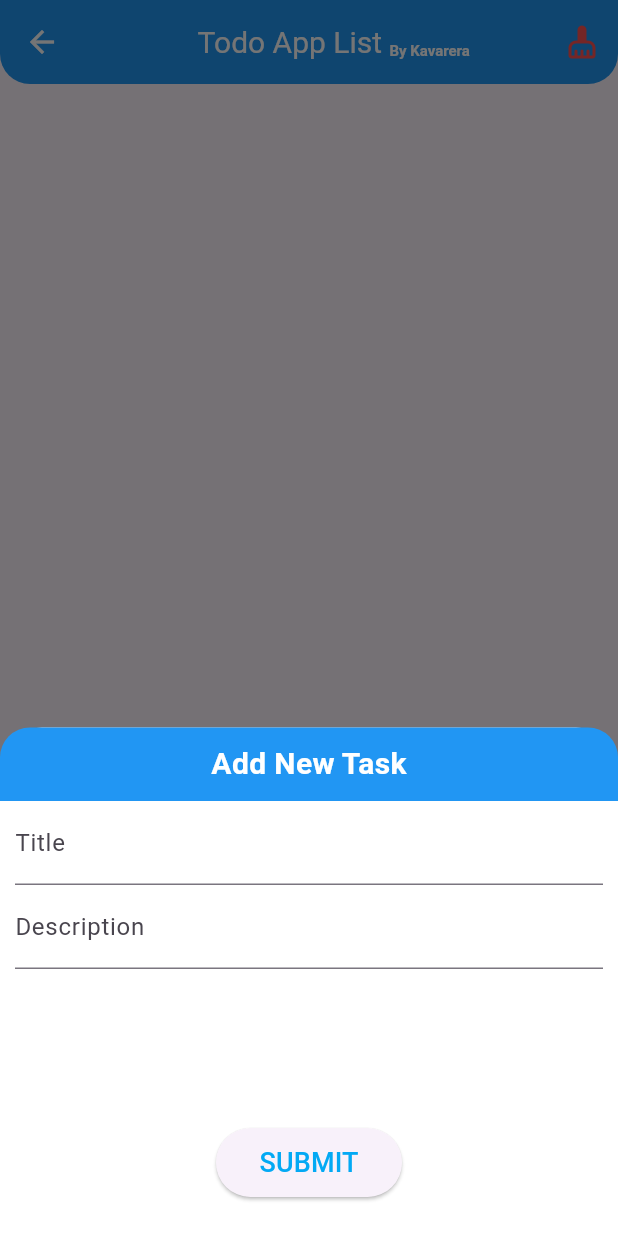
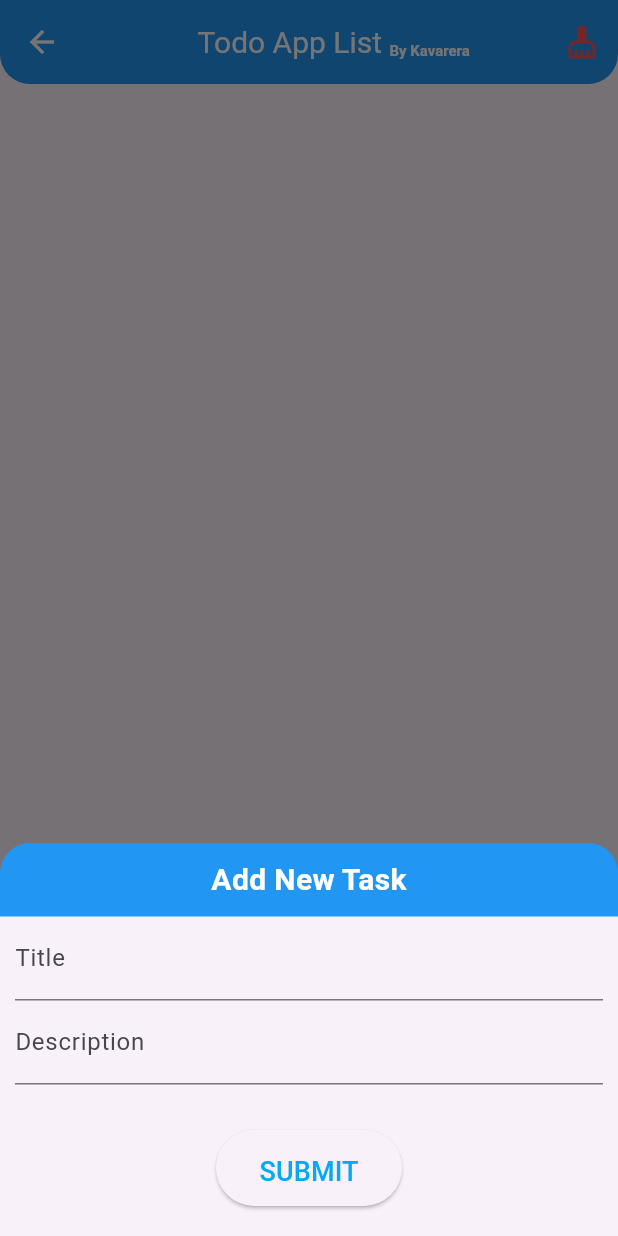
Before and after one commit to Kavarera/todo-app, a Flutter app: the ListTodoPage screen opened by its route, after a tap on the "add task" icon, on a phone screen of 412 x 824 dp. Run offline on Flutter 3.47's test engine with Material 2 defaults, Android fonts, the phone set to English and light mode, and no system bars; our stand-ins replace get, get_storage; accounts and stored records are empty.

Commit message:
fix bottomsheet widget outofbounds

```diff
--- a/todo_app/lib/controllers/floatActionButtonController.dart
+++ b/todo_app/lib/controllers/floatActionButtonController.dart
@@ -24,91 +24,16 @@ class floatActionButtonController extends GetxController {
   }
 
   void showBottomSheet(BuildContext context) {
-    // showModalBottomSheet(
+    showModalBottomSheet(
+      context: context,
+      builder: (context) => AddTodoBottomSheet(),
+      isScrollControlled: true,
+    );
+    // Get.bottomSheet(
+    //   AddTodoBottomSheet(),
+    //   isScrollControlled: true,
     //   backgroundColor: Colors.white,
-    //   context: context,
-    //   isScrollControlled: true,
-    //   elevation: 15,
-    //   builder: (context) => Container(
-    //     padding: EdgeInsets.only(
-    //       bottom: MediaQuery.of(context).viewInsets.bottom + 25,
-    //     ),
-    //     child: Column(
-    //       mainAxisSize: MainAxisSize.min,
-    //       crossAxisAlignment: CrossAxisAlignment.start,
-    //       children: [
-    //         Container(
-    //           decoration: const BoxDecoration(
-    //             borderRadius: BorderRadius.only(
-    //               topLeft: Radius.circular(20),
-    //               topRight: Radius.circular(20),
-    //             ),
-    //             color: Colors.blue,
-    //           ),
-    //           width: double.infinity,
-    //           child: const Padding(
-    //             padding: EdgeInsets.all(10),
-    //             child: Center(
-    //               child: Text(
-    //                 "Add New Task",
-    //                 style: TextStyle(
-    //                   fontWeight: FontWeight.bold,
-    //                   fontSize: 20,
-    //                   color: Colors.white,
-    //                 ),
-    //               ),
-    //             ),
-    //           ),
-    //         ),
-    //         Container(
-    //           padding: const EdgeInsets.symmetric(horizontal: 10),
-    //           child: Column(
-    //             children: [
-    //               TextField(
-    //                 keyboardType: TextInputType.name,
-    //                 decoration: const InputDecoration(labelText: 'Title'),
-    //                 controller: textFieldC1,
-    //               ),
-    //               TextField(
-    //                 keyboardType: TextInputType.name,
-    //                 decoration: const InputDecoration(labelText: 'Description'),
-    //                 controller: textFieldC2,
-    //               ),
-    //               const SizedBox(
-    //                 height: 105,
-    //               ),
-    //               ElevatedButton(
-    //                   onPressed: () {
-    //                     addItem(TodoModel(textFieldC1.text, textFieldC2.text));
-    //                     Navigator.pop(context);
-    //                   },
-    //                   child: const Padding(
-    //                     padding: EdgeInsets.only(
-    //                       left: 5,
-    //                       right: 5,
-    //                       top: 10,
-    //                       bottom: 10,
-    //                     ),
-    //                     child: Text(
-    //                       'SUBMIT',
-    //                       style: TextStyle(
-    //                         fontSize: 18,
-    //                         color: Colors.lightBlue,
-    //                       ),
-    //                     ),
-    //                   ))
-    //             ],
-    //           ),
-    //         ),
-    //       ],
-    //     ),
-    //   ),
+    //   elevation: 1,
     // );
-    Get.bottomSheet(
-      AddTodoBottomSheet(),
-      isScrollControlled: true,
-      backgroundColor: Colors.white,
-      elevation: 15,
-    );
   }
 }
--- a/todo_app/lib/page/list_todo_page.dart
+++ b/todo_app/lib/page/list_todo_page.dart
@@ -13,6 +13,32 @@ class ListTodoPage extends StatelessWidget {
     final controllerFAB = Get.put(floatActionButtonController());
 
     return Scaffold(
+      bottomNavigationBar: Container(
+        decoration: const BoxDecoration(
+          color: Colors.blue,
+          borderRadius: BorderRadius.all(
+            Radius.circular(30),
+          ),
+        ),
+        child: ClipRRect(
+          borderRadius: const BorderRadius.all(
+            Radius.circular(30),
+          ),
+          child: BottomNavigationBar(
+            backgroundColor: Colors.blue,
+            items: const [
+              BottomNavigationBarItem(
+                icon: Icon(Icons.favorite),
+                label: 'Favourite',
+              ),
+              BottomNavigationBarItem(
+                icon: Icon(Icons.favorite),
+                label: 'Favourite',
+              )
+            ],
+          ),
+        ),
+      ),
       floatingActionButton: FloatingActionButton(
         onPressed: () => controllerFAB.showBottomSheet(context),
         backgroundColor: Colors.blue,
--- a/todo_app/lib/routes/page_route.dart
+++ b/todo_app/lib/routes/page_route.dart
@@ -7,7 +7,7 @@ class ListPageRoute {
   static final pages = [
     GetPage(
       name: RouteName.home,
-      page: () => ListTodoPage(),
+      page: () => const ListTodoPage(),
     ),
   ];
 }
--- a/todo_app/lib/widget/add_todo_bottomsheet_widget.dart
+++ b/todo_app/lib/widget/add_todo_bottomsheet_widget.dart
@@ -15,7 +15,7 @@ class AddTodoBottomSheet extends StatelessWidget {
   Widget build(BuildContext context) {
     return Container(
       padding: EdgeInsets.only(
-        bottom: MediaQuery.of(context).viewInsets.bottom + 25,
+        bottom: MediaQuery.of(context).viewInsets.bottom + 20,
       ),
       child: Column(
         mainAxisSize: MainAxisSize.min,
@@ -47,6 +47,7 @@ class AddTodoBottomSheet extends StatelessWidget {
           Container(
             padding: const EdgeInsets.symmetric(horizontal: 10),
             child: Column(
+              mainAxisSize: MainAxisSize.min,
               children: [
                 TextField(
                   keyboardType: TextInputType.name,
@@ -59,19 +60,19 @@ class AddTodoBottomSheet extends StatelessWidget {
                   controller: textFieldC2,
                 ),
                 const SizedBox(
-                  height: 105,
+                  height: 30,
                 ),
                 ElevatedButton(
                   onPressed: () {
-                      listTodoController.addItem(
-                          TodoModel(textFieldC1.text, textFieldC2.text));
+                    listTodoController
+                        .addItem(TodoModel(textFieldC1.text, textFieldC2.text));
                     Navigator.pop(context);
                   },
                   child: const Padding(
                     padding: EdgeInsets.only(
                       left: 5,
                       right: 5,
-                        top: 10,
+                      top: 15,
                       bottom: 10,
                     ),
                     child: Text(
@@ -81,7 +82,8 @@ class AddTodoBottomSheet extends StatelessWidget {
                         color: Colors.lightBlue,
                       ),
                     ),
-                    ))
+                  ),
+                )
               ],
             ),
           ),
```
Lines whose indentation alone changed are shown as unchanged.
